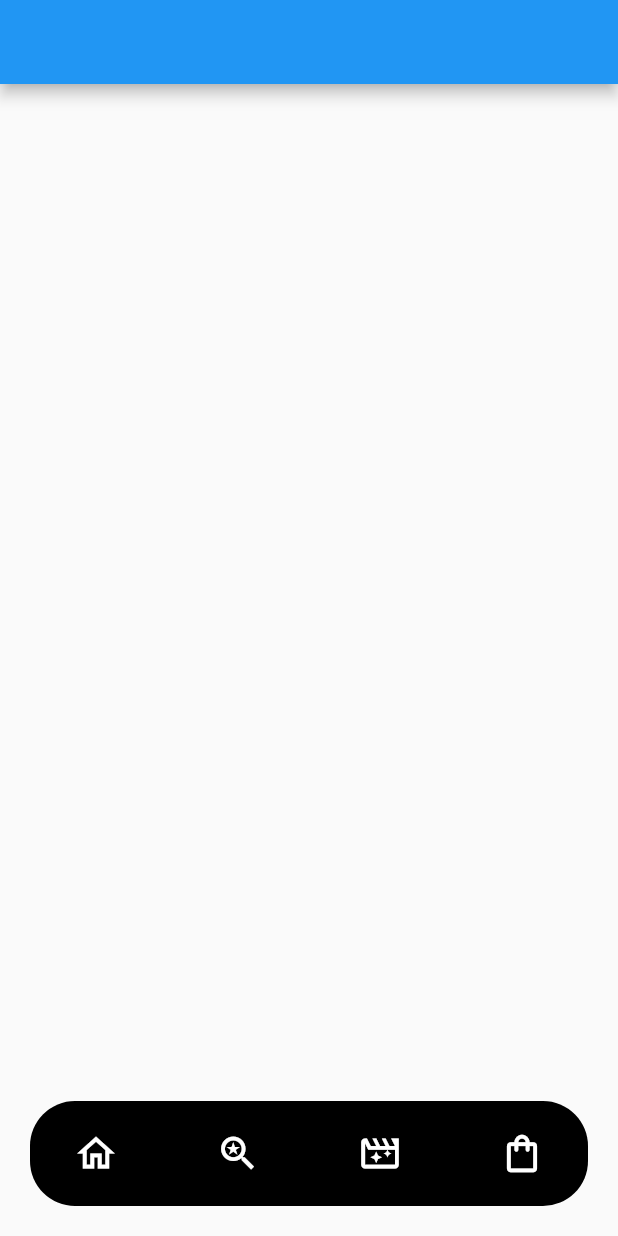
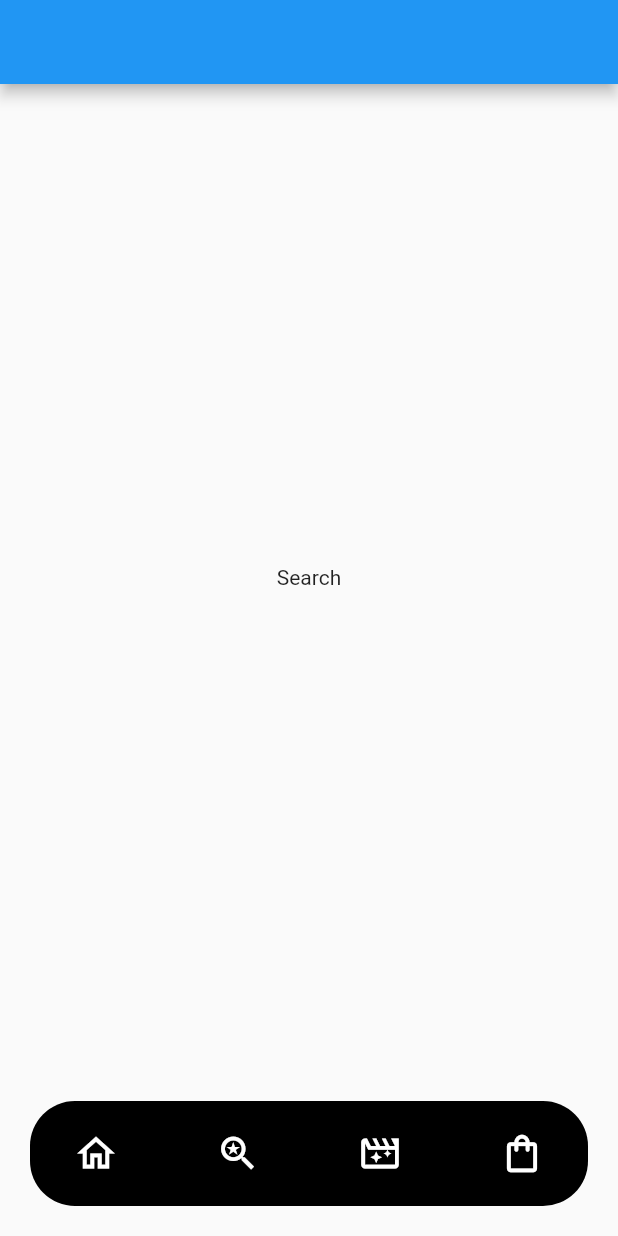
Before and after one commit to nadas00/flutter-indexed-stack-app, a Flutter app: the screen it shows after launch, item 2 of the bottom bar chosen, on a phone screen of 412 x 824 dp. Run offline on Flutter 3.47's test engine with Material 2 defaults, Android fonts, the phone set to English and light mode, and no system bars.

Commit message:
Indexed stack associated with bottom navigation bar.

```diff
--- a/lib/pages/root_app.dart
+++ b/lib/pages/root_app.dart
@@ -74,6 +74,30 @@ class _IndexedStackAppState extends State<IndexedStackApp> {
   }
 
   Widget getBody() {
-    return IndexedStack();
+    return IndexedStack(
+      index: pageIndex,
+      children: [
+        Container(
+          child: Center(
+            child: Text('Home Page'),
+          ),
+        ),
+        Container(
+          child: Center(
+            child: Text('Search'),
+          ),
+        ),
+        Container(
+          child: Center(
+            child: Text('Reels'),
+          ),
+        ),
+        Container(
+          child: Center(
+            child: Text('Shop'),
+          ),
+        ),
+      ],
+    );
   }
 }
```
